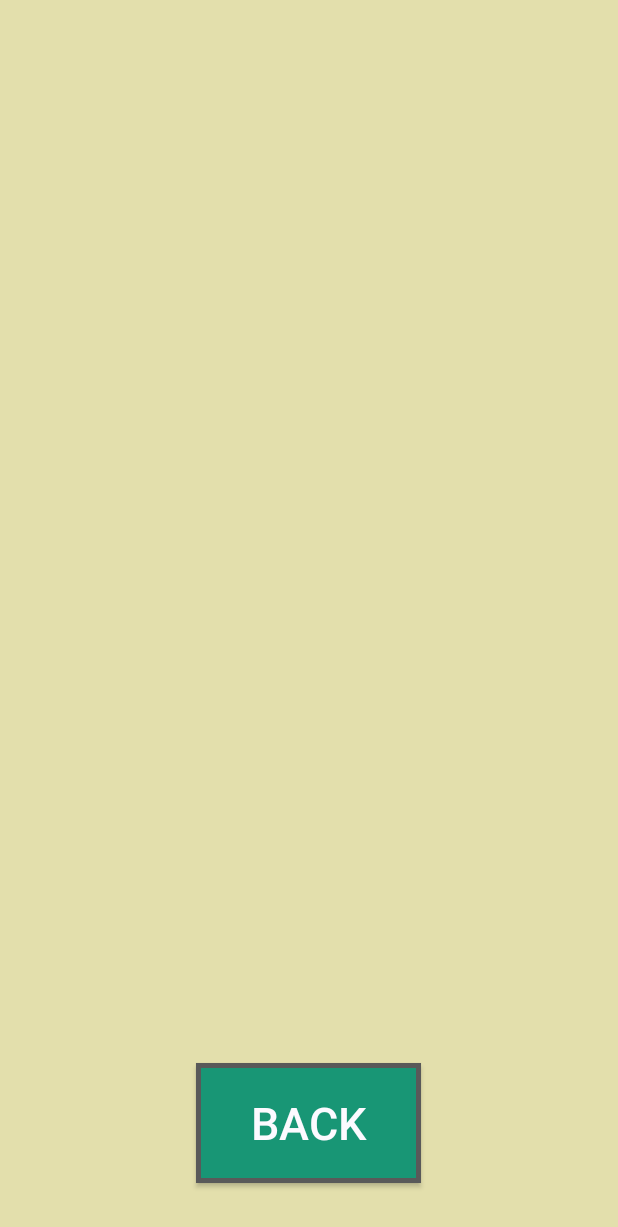
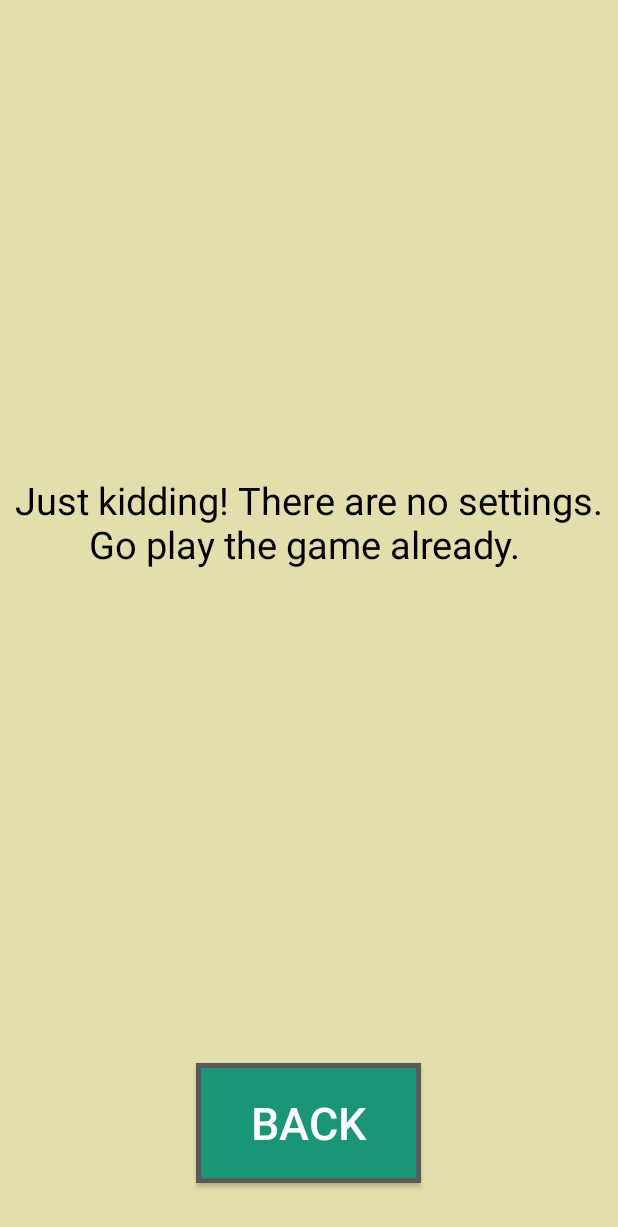
Before and after one commit to KennyWibowo/Flippy, an Android app: the game_setting screen opened directly, with no data from a screen before it, on a phone screen of 412 x 824 dp. Shown: the top 1227 px of the screen. Run offline under Robolectric (Android 15) with nearby library versions, the phone set to English and light mode, and no system bars.

Commit message:
no settings

```diff
--- a/app/src/main/res/layout/activity_settings.xml
+++ b/app/src/main/res/layout/activity_settings.xml
@@ -3,6 +3,18 @@
     android:layout_width="match_parent"
     android:layout_height="match_parent"
     android:background="@color/colortwo">
+    <TextView
+        android:layout_width="match_parent"
+        android:layout_height="match_parent"
+        android:gravity = "center"
+        android:text="@string/directions"
+        android:textColor="@android:color/black"
+        android:textSize = "25sp"
+        android:layout_marginBottom="40dp"
+        android:layout_above="@+id/return_button"
+        android:layout_alignParentRight="true"
+        android:layout_alignParentEnd="true" />
+
     <Button
         android:id="@+id/back_button"
         android:layout_width="150dp"
--- a/app/src/main/res/values/strings.xml
+++ b/app/src/main/res/values/strings.xml
@@ -7,6 +7,5 @@
     <string name="settings">Settings</string>
     <string name="instructions">How to Play</string>
     <string name="back">Back</string>
-    <string name="directions"> Objective \n \n Clear the board without flipping a tile that contains a zero. You will receive a score
-    multiplier based on the value of the tile you choose to reveal. \n \n \n </string>
+    <string name="directions"> Just kidding! There are no settings. Go play the game already. \n \n \n </string>
 </resources>
```
